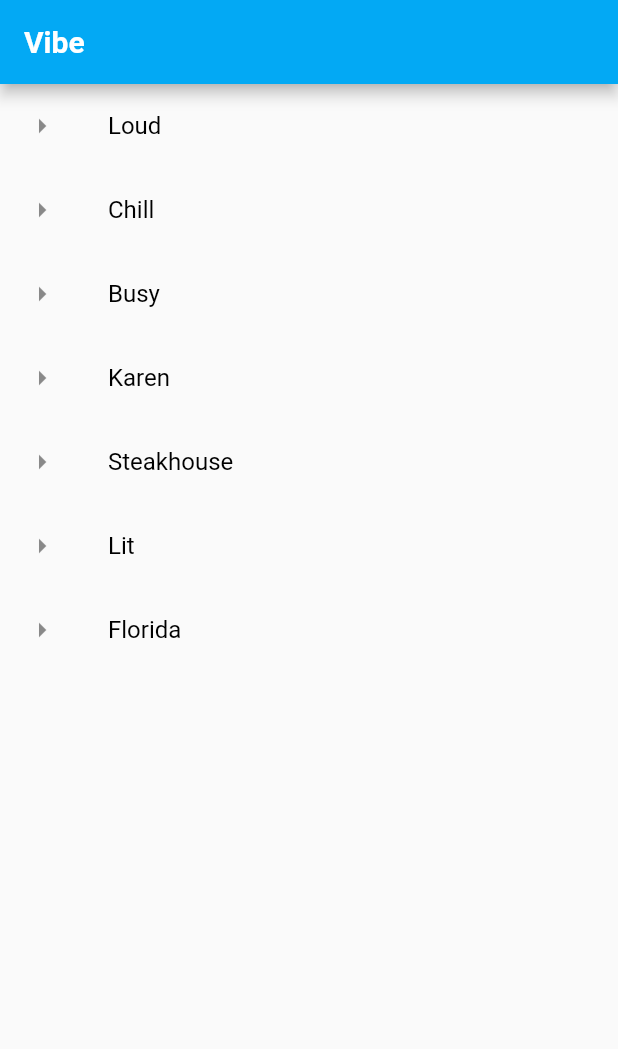
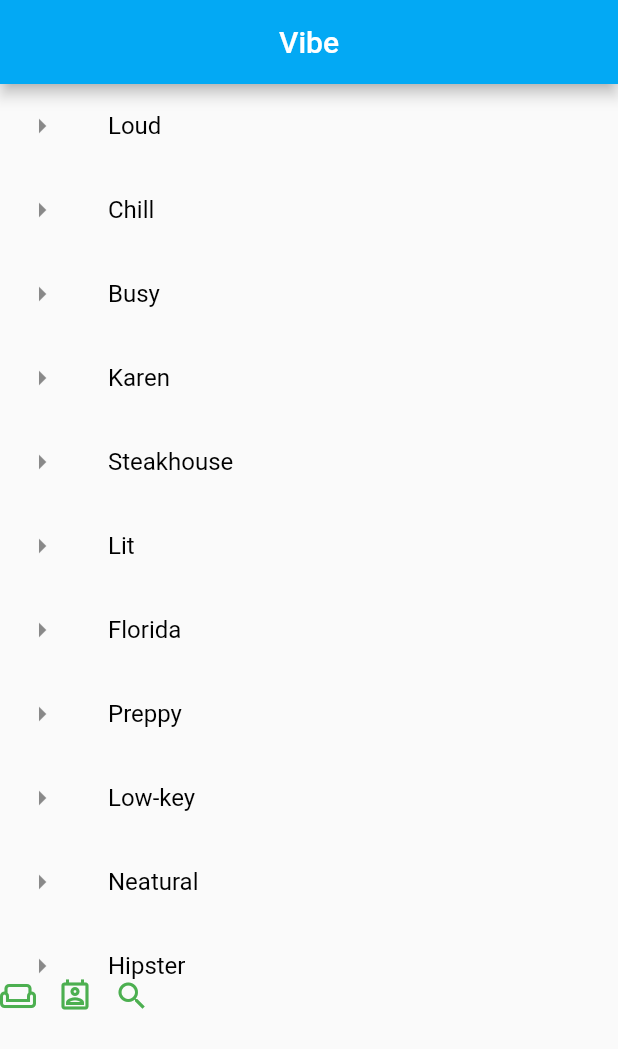
Before and after one commit to treknuts/vibe, a Flutter app: the screen it shows after launch, on a phone screen of 412 x 824 dp. Shown: the top 1049 px of the screen. Run offline on Flutter 3.47's test engine with Material 2 defaults, Android fonts, the phone set to English and light mode, and no system bars.

Commit message:
Working on adding fixed bottom nav. Currently not working correctly.

```diff
--- a/lib/main.dart
+++ b/lib/main.dart
@@ -17,17 +17,57 @@ class AppMain extends StatelessWidget {
         primarySwatch: Colors.lightBlue,
       ),
       home: Scaffold(
-        appBar: AppBar(
-          title: Text(
-              title,
-              style: TextStyle(
-                color: Colors.white,
-                fontWeight: FontWeight.w600,
-            )
+          appBar: AppBar(
+            title: Center(
+              child: Text(title, style: TextStyle(color: Colors.white))
+            ),
           ),
+          body: Stack(
+            children: <Widget>[
+              ListWidget(),
+              new Positioned(
+                width: 100.0,
+                height: 20.0,
+                left: 0,
+                bottom: 0,
+                child: ButtonRowSection(),
+              )
+            ],
+          )
         ),
-        body: ListWidget(),
-      ),
+      );
+  }
+}
+
+class ButtonRowSection extends StatelessWidget {
+  ButtonRowSection();
+
+  @override
+  Widget build(BuildContext context) {
+    return Row(
+      mainAxisAlignment: MainAxisAlignment.spaceBetween,
+      children: [
+        BottomNavColumn(Icons.weekend_outlined),
+        BottomNavColumn(Icons.perm_contact_cal_outlined),
+        BottomNavColumn(Icons.search)
+      ],
+    );
+  }
+}
+
+class BottomNavColumn extends StatelessWidget {
+  BottomNavColumn(this.icon);
+
+  final IconData icon;
+
+  @override
+  Widget build(BuildContext context) {
+    return Column(
+      mainAxisSize: MainAxisSize.min,
+      mainAxisAlignment: MainAxisAlignment.spaceAround,
+      children: [
+        Icon(icon, color: Colors.green),
+      ],
     );
   }
 }
@@ -85,11 +125,37 @@ class _ListWidgetState extends State<ListWidget> {
       'icon': Icon(Icons.arrow_right_sharp),
       'selected': false,
     },
+    {
+      'index': 6,
+      'title': 'Preppy',
+      'icon': Icon(Icons.arrow_right_sharp),
+      'selected': false,
+    },
+    {
+      'index': 7,
+      'title': 'Low-key',
+      'icon': Icon(Icons.arrow_right_sharp),
+      'selected': false,
+    },
+    {
+      'index': 8,
+      'title': 'Neatural',
+      'icon': Icon(Icons.arrow_right_sharp),
+      'selected': false,
+    },
+    {
+      'index': 9,
+      'title': 'Hipster',
+      'icon': Icon(Icons.arrow_right_sharp),
+      'selected': false,
+    },
   ];
 
   @override
   Widget build(BuildContext context) {
     return ListView.builder(
+      scrollDirection: Axis.vertical,
+      shrinkWrap: true,
       itemCount: vibes.length,
       itemBuilder: (context, index) {
         return ListTile(
```
